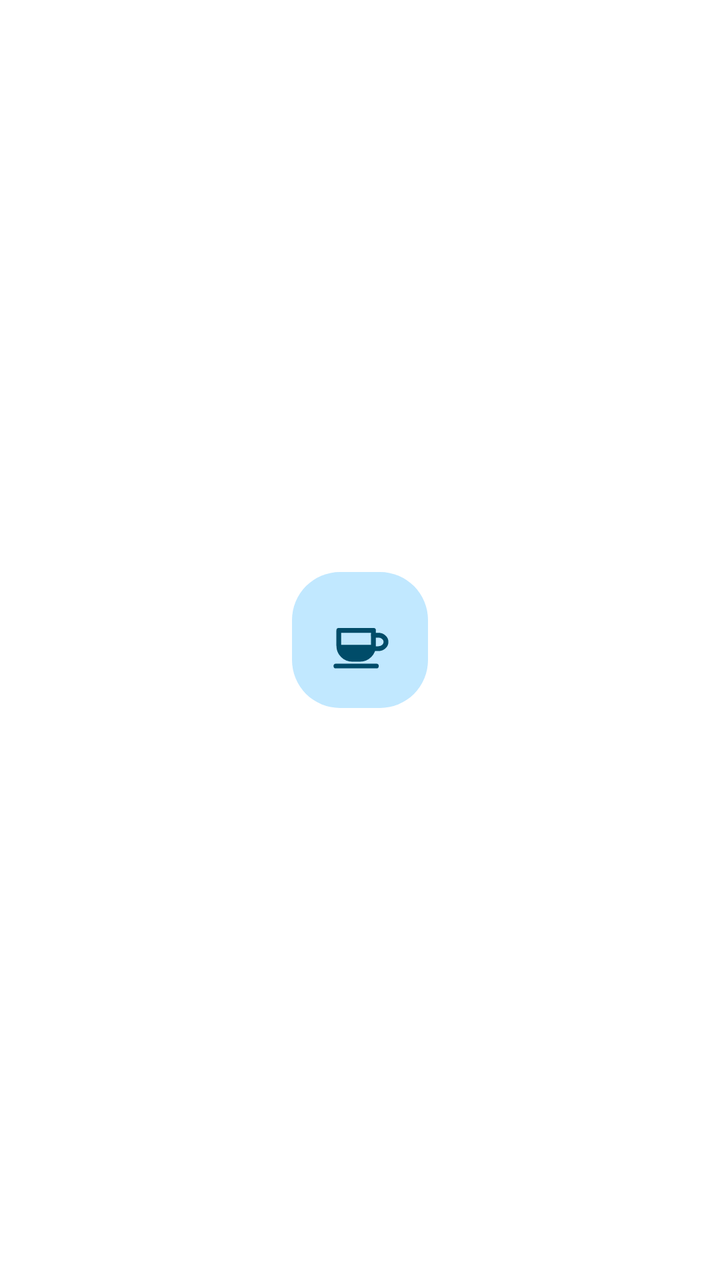
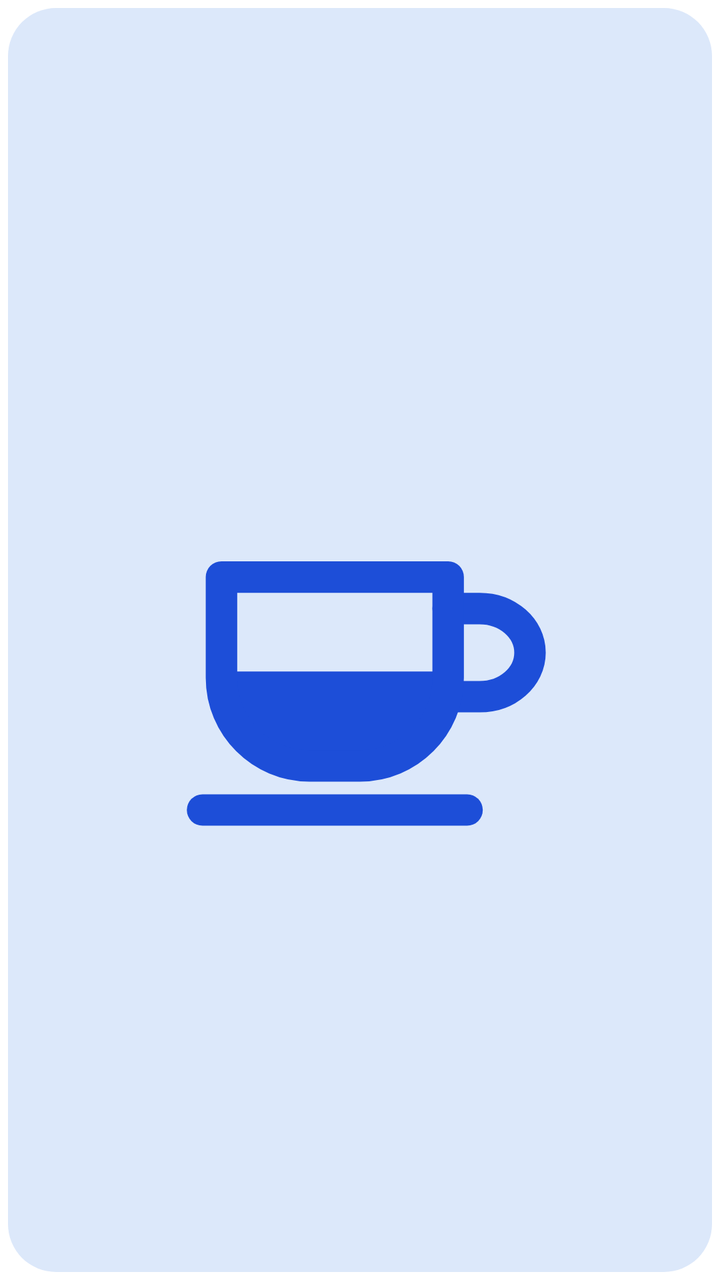

The first picture is an Android layout as it rendered before a commit; the second is the same layout after the commit. The layout source and the unified diff follow.
<!-- AndroidManifest.xml: fallback theme Theme.MaterialComponents.DayNight.NoActionBar -->
<!-- res/layout/widget_awake_squircle.xml -->
<?xml version="1.0" encoding="utf-8"?>
<FrameLayout xmlns:android="http://schemas.android.com/apk/res/android"
    android:id="@+id/widget_root"
    android:layout_width="match_parent"
    android:layout_height="match_parent"
    android:padding="4dp">

    <FrameLayout
        android:id="@+id/widget_squircle_container"
        android:layout_width="68dp"
        android:layout_height="68dp"
        android:layout_gravity="center"
        android:background="@drawable/bg_widget_squircle_empty">

        <ImageView
            android:id="@+id/iv_widget_cup"
            android:layout_width="52dp"
            android:layout_height="52dp"
            android:layout_gravity="center"
            android:contentDescription="@string/app_name"
            android:scaleType="fitCenter"
            android:src="@drawable/ic_launcher_foreground_empty" />
    </FrameLayout>
</FrameLayout>
<!-- resources referenced by this layout -->
<resources>
  <!-- drawable bg_widget_squircle_empty (drawable) -->
  <?xml version="1.0" encoding="utf-8"?>
  <shape xmlns:android="http://schemas.android.com/apk/res/android"
      android:shape="rectangle">
      <solid android:color="@color/themed_icon_bg" />
      <corners android:radius="24dp" />
  </shape>
  <!-- drawable ic_launcher_foreground_empty (drawable) -->
  <?xml version="1.0" encoding="utf-8"?>
  <vector xmlns:android="http://schemas.android.com/apk/res/android"
      android:width="108dp"
      android:height="108dp"
      android:viewportWidth="108"
      android:viewportHeight="108">
  
      
      <path
          android:pathData="M29,81 H71"
          android:strokeWidth="5.0"
          android:strokeColor="@color/themed_icon_fg"
          android:strokeLineCap="round" />
  
      
      <path
          android:pathData="M68,49 H73 C77.42,49 81,52.13 81,56 C81,59.87 77.42,63 73,63 H68"
          android:strokeWidth="5.0"
          android:strokeColor="@color/themed_icon_fg"
          android:strokeLineCap="round"
          android:strokeLineJoin="round" />
  
      
      <path
          android:fillColor="@color/themed_icon_fg"
          android:pathData="M32,59 H68 V60 C68,67.73 61.73,74 54,74 H46 C38.27,74 32,67.73 32,60 Z" />
  
      
      <path
          android:fillColor="#00000000"
          android:pathData="M32,44 H68 V60 C68,67.73 61.73,74 54,74 H46 C38.27,74 32,67.73 32,60 Z"
          android:strokeWidth="5.0"
          android:strokeColor="@color/themed_icon_fg"
          android:strokeLineJoin="round" />
  </vector>
  <string name="app_name">Awake</string>
  <color name="themed_icon_bg">@android:color/system_accent1_100</color>
  <color name="themed_icon_fg">@android:color/system_accent1_700</color>
</resources>

<!-- the commit's change to res/layout/widget_awake_squircle.xml (unified diff, before → after) -->
@@ -7,18 +7,20 @@
 
     <FrameLayout
         android:id="@+id/widget_squircle_container"
-        android:layout_width="68dp"
-        android:layout_height="68dp"
+        android:layout_width="match_parent"
+        android:layout_height="match_parent"
         android:layout_gravity="center"
-        android:background="@drawable/bg_widget_squircle_empty">
+        android:background="@drawable/bg_widget_squircle_empty"
+        android:padding="6dp">
 
         <ImageView
-            android:id="@+id/iv_widget_cup"
-            android:layout_width="52dp"
-            android:layout_height="52dp"
+            android:id="@+id/img_widget_cup"
+            android:layout_width="match_parent"
+            android:layout_height="match_parent"
             android:layout_gravity="center"
             android:contentDescription="@string/app_name"
             android:scaleType="fitCenter"
-            android:src="@drawable/ic_launcher_foreground_empty" />
+            android:src="@drawable/ic_widget_cup_empty" />
     </FrameLayout>
+
 </FrameLayout>
<!-- resource entries referenced after the edit -->
@@ -4,10 +4,10 @@
   <?xml version="1.0" encoding="utf-8"?>
   <shape xmlns:android="http://schemas.android.com/apk/res/android"
       android:shape="rectangle">
-      <solid android:color="@color/themed_icon_bg" />
+      <solid android:color="@color/hero_card_inactive_bg" />
       <corners android:radius="24dp" />
   </shape>
-  <!-- drawable ic_launcher_foreground_empty (drawable) -->
+  <!-- drawable ic_widget_cup_empty (drawable) -->
   <?xml version="1.0" encoding="utf-8"?>
   <vector xmlns:android="http://schemas.android.com/apk/res/android"
       android:width="108dp"
@@ -19,20 +19,20 @@
       <path
           android:pathData="M29,81 H71"
           android:strokeWidth="5.0"
-          android:strokeColor="@color/themed_icon_fg"
+          android:strokeColor="@color/cup_stroke_empty"
           android:strokeLineCap="round" />
   
       
       <path
           android:pathData="M68,49 H73 C77.42,49 81,52.13 81,56 C81,59.87 77.42,63 73,63 H68"
           android:strokeWidth="5.0"
-          android:strokeColor="@color/themed_icon_fg"
+          android:strokeColor="@color/cup_stroke_empty"
           android:strokeLineCap="round"
           android:strokeLineJoin="round" />
   
       
       <path
-          android:fillColor="@color/themed_icon_fg"
+          android:fillColor="@color/cup_stroke_empty"
           android:pathData="M32,59 H68 V60 C68,67.73 61.73,74 54,74 H46 C38.27,74 32,67.73 32,60 Z" />
   
       
@@ -40,11 +40,11 @@
           android:fillColor="#00000000"
           android:pathData="M32,44 H68 V60 C68,67.73 61.73,74 54,74 H46 C38.27,74 32,67.73 32,60 Z"
           android:strokeWidth="5.0"
-          android:strokeColor="@color/themed_icon_fg"
+          android:strokeColor="@color/cup_stroke_empty"
           android:strokeLineJoin="round" />
   </vector>
   <string name="app_name">Awake</string>
-  <color name="themed_icon_bg">@android:color/system_accent1_100</color>
-  <color name="themed_icon_fg">@android:color/system_accent1_700</color>
+  <color name="hero_card_inactive_bg">#FFDCE8FA</color>
+  <color name="cup_stroke_empty">#FF1D4ED8</color>
 </resources>
 
